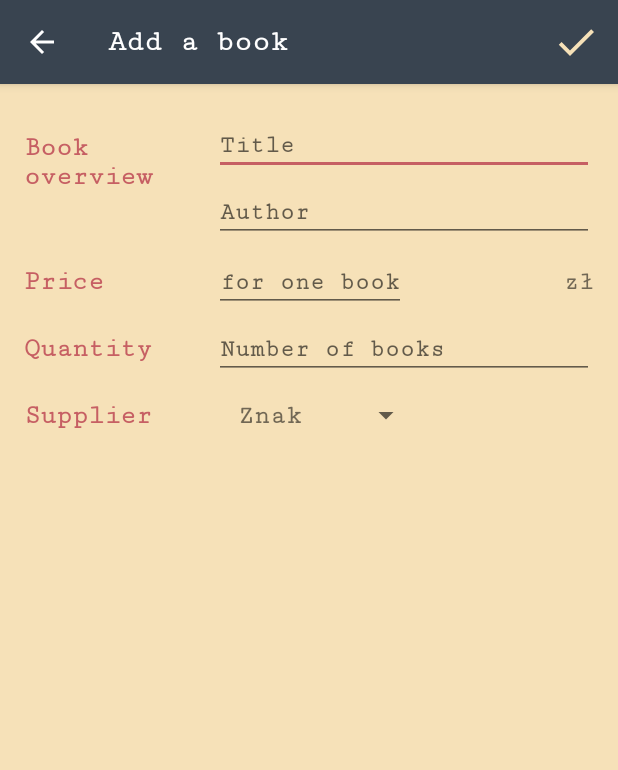
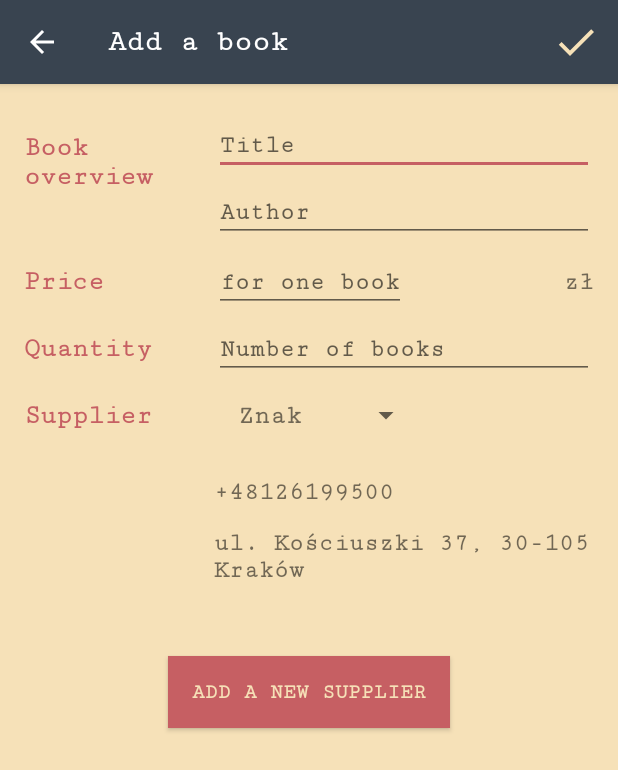
Before and after one commit to eovka/BookInventory, an Android app: the screen it shows after launch (BooksEditor), in the options menu, after a tap on "Add a book", on a phone screen of 412 x 824 dp. Shown: the top 770 px of the screen. Run offline under Robolectric (Android 15) with nearby library versions, the phone set to English and light mode, and no system bars; our stand-ins replace data binding.

Commit message:
Phone and address added to book from other table; default price and quantity

```diff
--- a/app/src/main/java/pl/pisze_czytam/bookinventory/BooksEditor.java
+++ b/app/src/main/java/pl/pisze_czytam/bookinventory/BooksEditor.java
@@ -1,6 +1,7 @@
 package pl.pisze_czytam.bookinventory;
 
 import android.content.ContentValues;
+import android.content.Intent;
 import android.database.Cursor;
 import android.database.sqlite.SQLiteDatabase;
 import android.databinding.DataBindingUtil;
@@ -22,6 +23,10 @@ import pl.pisze_czytam.bookinventory.databinding.BooksEditorBinding;
 public class BooksEditor extends AppCompatActivity {
     BooksEditorBinding bind;
     private String supplier = BookEntry.SUPPLIER_UNKNOWN;
+    private String telephone = BookEntry.PHONE_UNKNOWN;
+    private String address = BookEntry.ADDRESS_UNKNOWN;
+    private double bookPrice = BookEntry.PRICE_DEFAULT;
+    private int bookNumber = BookEntry.NUMBER_DEFAULT;
 
     @Override
     protected void onCreate(Bundle savedInstanceState) {
@@ -29,26 +34,44 @@ public class BooksEditor extends AppCompatActivity {
         bind = DataBindingUtil.setContentView(this, R.layout.books_editor);
 
         setupSpinner();
+
+        bind.buttonAdd.setOnClickListener(new View.OnClickListener() {
+            @Override
+            public void onClick(View v) {
+                startActivity(new Intent(BooksEditor.this, SupplierEditor.class));
+            }
+        });
     }
 
     private void setupSpinner() {
         BookstoreDbHelper dbHelper = new BookstoreDbHelper(this);
         SQLiteDatabase db = dbHelper.getReadableDatabase();
-        String[] projection = { SupplierEntry.COLUMN_NAME };
+        String[] projection = { SupplierEntry.COLUMN_NAME, SupplierEntry.COLUMN_PHONE, SupplierEntry.COLUMN_ADDRESS };
         Cursor suppliersCursor = db.query(SupplierEntry.TABLE_NAME, projection, null, null,
                 null, null, SupplierEntry.COLUMN_NAME +" ASC");
 
         int nameColumnIndex = suppliersCursor.getColumnIndex(SupplierEntry.COLUMN_NAME);
+        int phoneColumnIndex = suppliersCursor.getColumnIndex(SupplierEntry.COLUMN_PHONE);
+        int addressColumnIndex = suppliersCursor.getColumnIndex(SupplierEntry.COLUMN_ADDRESS);
 
         ArrayList<String> suppliersNames = new ArrayList<>();
+        final ArrayList<String> suppliersPhones = new ArrayList<>();
+        final ArrayList<String> suppliersAddresses = new ArrayList<>();
         while (suppliersCursor.moveToNext()) {
+            //TODO: simplify to three lines
             String currentName = suppliersCursor.getString(nameColumnIndex);
             suppliersNames.add(currentName);
+            String currentPhone = suppliersCursor.getString(phoneColumnIndex);
+            suppliersPhones.add(currentPhone);
+            String currentAddress = suppliersCursor.getString(addressColumnIndex);
+            suppliersAddresses.add(currentAddress);
         }
         suppliersCursor.close();
 
         if (suppliersNames.isEmpty()) {
             bind.spinnerSuppliers.setVisibility(View.GONE);
+            bind.suppliersPhone.setVisibility(View.GONE);
+            bind.supplierAddress.setVisibility(View.GONE);
             bind.noSuppliersText.setVisibility(View.VISIBLE);
             bind.noSuppliersText.setText(R.string.no_suppliers);
         } else {
@@ -58,11 +81,17 @@ public class BooksEditor extends AppCompatActivity {
                 @Override
                 public void onItemSelected(AdapterView<?> parent, View view, int position, long id) {
                     supplier = (String) parent.getItemAtPosition(position);
+                    telephone = suppliersPhones.get(position);
+                    bind.suppliersPhone.setText(telephone);
+                    address = suppliersAddresses.get(position);
+                    bind.supplierAddress.setText(address);
                 }
 
                 @Override
                 public void onNothingSelected(AdapterView<?> parent) {
                     supplier = BookEntry.SUPPLIER_UNKNOWN;
+                    telephone = BookEntry.PHONE_UNKNOWN;
+                    address = BookEntry.ADDRESS_UNKNOWN;
                 }
             });
         }
@@ -88,17 +117,25 @@ public class BooksEditor extends AppCompatActivity {
     public void insertBook() {
         String title = bind.bookTitle.getText().toString().trim();
         String author = bind.bookAuthor.getText().toString().trim();
-        double price = Double.parseDouble(bind.bookPrice.getText().toString().trim());
-        int quantity = Integer.parseInt(bind.booksNumber.getText().toString().trim());
+        String priceText = bind.bookPrice.getText().toString().trim();
+        String numberText = bind.booksNumber.getText().toString().trim();
+        if (!priceText.isEmpty()) {
+            bookPrice = Double.parseDouble(priceText);
+        }
+        if (!numberText.isEmpty()) {
+            bookNumber = Integer.parseInt(numberText);
+        }
 
         BookstoreDbHelper dbHelper = new BookstoreDbHelper(this);
         SQLiteDatabase db = dbHelper.getWritableDatabase();
         ContentValues contentValues = new ContentValues();
         contentValues.put(BookEntry.COLUMN_TITLE, title);
         contentValues.put(BookEntry.COLUMN_AUTHOR, author);
-        contentValues.put(BookEntry.COLUMN_PRICE, price);
-        contentValues.put(BookEntry.COLUMN_QUANTITY, quantity);
+        contentValues.put(BookEntry.COLUMN_PRICE, bookNumber);
+        contentValues.put(BookEntry.COLUMN_QUANTITY, bookPrice);
         contentValues.put(BookEntry.COLUMN_SUPPLIER, supplier);
+        contentValues.put(BookEntry.COLUMN_SUP_PHONE, telephone);
+        contentValues.put(BookEntry.COLUMN_SUP_ADDRESS, address);
 
         long newRowId = db.insert(BookEntry.TABLE_NAME, null, contentValues);
         if (newRowId == -1) {
@@ -107,4 +144,11 @@ public class BooksEditor extends AppCompatActivity {
             Toast.makeText(this,  getString(R.string.book_saved) + newRowId, Toast.LENGTH_SHORT).show();
         }
     }
+
+    // To refresh spinner after pressing button "add a supplier" and coming back to "add a book".
+    @Override
+    protected void onResume() {
+        setupSpinner();
+        super.onResume();
+    }
 }
--- a/app/src/main/java/pl/pisze_czytam/bookinventory/CatalogActivity.java
+++ b/app/src/main/java/pl/pisze_czytam/bookinventory/CatalogActivity.java
@@ -40,7 +40,8 @@ public class CatalogActivity extends AppCompatActivity {
     public void displayDatabaseInfo() {
         SQLiteDatabase database = databaseHelper.getReadableDatabase();
         String[] bookProjection = {BookEntry.ID, BookEntry.COLUMN_TITLE, BookEntry.COLUMN_AUTHOR,
-                BookEntry.COLUMN_PRICE, BookEntry.COLUMN_QUANTITY, BookEntry.COLUMN_SUPPLIER};
+                BookEntry.COLUMN_PRICE, BookEntry.COLUMN_QUANTITY, BookEntry.COLUMN_SUPPLIER,
+                BookEntry.COLUMN_SUP_PHONE, BookEntry.COLUMN_SUP_ADDRESS};
         Cursor bookCursor = database.query(BookEntry.TABLE_NAME, bookProjection, null,
                 null, null, null, null);
 
@@ -56,7 +57,9 @@ public class CatalogActivity extends AppCompatActivity {
                     + " - " + BookEntry.COLUMN_AUTHOR
                     + " - " + BookEntry.COLUMN_PRICE
                     + " - " + BookEntry.COLUMN_QUANTITY
-                    + " - " + BookEntry.COLUMN_SUPPLIER + "\n");
+                    + " - " + BookEntry.COLUMN_SUPPLIER
+                    + " - " + BookEntry.COLUMN_SUP_PHONE
+                    + " - " + BookEntry.COLUMN_SUP_ADDRESS +"\n");
 
             int idColumnIndex = bookCursor.getColumnIndex(BookEntry.ID);
             int titleColumnIndex = bookCursor.getColumnIndex(BookEntry.COLUMN_TITLE);
@@ -64,6 +67,8 @@ public class CatalogActivity extends AppCompatActivity {
             int priceColumnIndex = bookCursor.getColumnIndex(BookEntry.COLUMN_PRICE);
             int quantityColumnIndex = bookCursor.getColumnIndex(BookEntry.COLUMN_QUANTITY);
             int supplierColumnIndex = bookCursor.getColumnIndex(BookEntry.COLUMN_SUPPLIER);
+            int teleColumnIndex = bookCursor.getColumnIndex(BookEntry.COLUMN_SUP_PHONE);
+            int supAddressColumnIndex = bookCursor.getColumnIndex(BookEntry.COLUMN_SUP_ADDRESS);
 
             while (bookCursor.moveToNext()) {
                 int currentId = bookCursor.getInt(idColumnIndex);
@@ -72,8 +77,11 @@ public class CatalogActivity extends AppCompatActivity {
                 double currentPrice = bookCursor.getDouble(priceColumnIndex);
                 int currentQuantity = bookCursor.getInt(quantityColumnIndex);
                 String currentSupplier = bookCursor.getString(supplierColumnIndex);
+                String currentTele = bookCursor.getString(teleColumnIndex);
+                String currentSupAddress = bookCursor.getString(supAddressColumnIndex);
                 booksTextView.append("\n" + currentId + " - " + currentTitle + " - " + currentAuthor
-                        + " - " + currentPrice + " - " + currentQuantity + " - " + currentSupplier);
+                        + " - " + currentPrice + " - " + currentQuantity + " - " + currentSupplier
+                        +" - " + currentTele +" - " + currentSupAddress);
             }
             booksTextView.append("\n\n\nThe suppliers table contains " + supplierCursor.getCount() + " names.\n\n");
             booksTextView.append(SupplierEntry.ID + " - " + SupplierEntry.COLUMN_NAME
@@ -137,6 +145,8 @@ public class CatalogActivity extends AppCompatActivity {
         values.put(BookEntry.COLUMN_PRICE, 59.99);
         values.put(BookEntry.COLUMN_QUANTITY, 7);
         values.put(BookEntry.COLUMN_SUPPLIER, "Znak");
+        values.put(BookEntry.COLUMN_SUP_PHONE, "+48126199500");
+        values.put(BookEntry.COLUMN_SUP_ADDRESS, "ul. Kościuszki 37, 30-105 Kraków");
         db.insert(BookEntry.TABLE_NAME, null, values);
     }
 
--- a/app/src/main/java/pl/pisze_czytam/bookinventory/data/BookstoreDbHelper.java
+++ b/app/src/main/java/pl/pisze_czytam/bookinventory/data/BookstoreDbHelper.java
@@ -25,9 +25,11 @@ public class BookstoreDbHelper extends SQLiteOpenHelper {
                 + BookEntry.ID + INTEGER_TYPE + " PRIMARY KEY" + " AUTOINCREMENT" + COMMA_SEP
                 + BookEntry.COLUMN_TITLE + TEXT_TYPE + " NOT NULL" + COMMA_SEP
                 + BookEntry.COLUMN_AUTHOR + TEXT_TYPE + COMMA_SEP
-                + BookEntry.COLUMN_PRICE + REAL_TYPE + COMMA_SEP
-                + BookEntry.COLUMN_QUANTITY + INTEGER_TYPE + COMMA_SEP
-                + BookEntry.COLUMN_SUPPLIER + TEXT_TYPE + " NOT NULL" + ");";
+                + BookEntry.COLUMN_PRICE + REAL_TYPE + " DEFAULT 0" + COMMA_SEP
+                + BookEntry.COLUMN_QUANTITY + INTEGER_TYPE + " DEFAULT 0" + COMMA_SEP
+                + BookEntry.COLUMN_SUPPLIER + TEXT_TYPE + " NOT NULL" + COMMA_SEP
+                + BookEntry.COLUMN_SUP_PHONE + TEXT_TYPE + " NOT NULL" + COMMA_SEP
+                + BookEntry.COLUMN_SUP_ADDRESS + TEXT_TYPE + ");";
 
         String SQL_CREATE_SUPPLIERS = "CREATE TABLE " + SupplierEntry.TABLE_NAME + " ("
                 + SupplierEntry.ID + INTEGER_TYPE + " PRIMARY KEY" + " AUTOINCREMENT" + COMMA_SEP
--- a/app/src/main/res/layout/books_editor.xml
+++ b/app/src/main/res/layout/books_editor.xml
@@ -118,7 +118,34 @@
                     android:layout_width="match_parent"
                     android:layout_height="match_parent"
                     android:visibility="gone" />
+
+                <TextView
+                    android:id="@+id/suppliers_phone"
+                    style="@style/EditorInserts"
+                    android:layout_width="match_parent"
+                    android:layout_height="wrap_content"
+                    android:hint="@string/phone" />
+
+                <TextView
+                    android:id="@+id/supplier_address"
+                    style="@style/EditorInserts"
+                    android:layout_width="match_parent"
+                    android:layout_height="wrap_content"
+                    android:hint="@string/address" />
             </LinearLayout>
         </LinearLayout>
+
+        <Button
+            android:id="@+id/button_add"
+            android:layout_width="wrap_content"
+            android:layout_height="wrap_content"
+            android:layout_gravity="center_horizontal"
+            android:layout_margin="@dimen/button_margin"
+            android:background="@color/colorAccent"
+            android:fontFamily="serif-monospace"
+            android:padding="@dimen/standard_padding"
+            android:text="@string/add_new_sup"
+            android:textColor="@color/colorBackground"
+            android:textStyle="bold" />
     </LinearLayout>
 </layout>
--- a/app/src/main/res/values/dimens.xml
+++ b/app/src/main/res/values/dimens.xml
@@ -5,4 +5,5 @@
     <dimen name="title_text">20sp</dimen>
     <dimen name="standard_padding">16dp</dimen>
     <dimen name="double_padding">32dp</dimen>
+    <dimen name="button_margin">48dp</dimen>
 </resources>
--- a/app/src/main/res/values/strings.xml
+++ b/app/src/main/res/values/strings.xml
@@ -23,6 +23,7 @@
     <string name="book_saved">Book saved with id: </string>
     <string name="supplier">Supplier</string>
     <string name="no_suppliers">No suppliers on the list. Add some first.</string>
+    <string name="add_new_sup">Add a new supplier</string>
     <string name="dummy_name">New supplier\'s name</string>
     <string name="address">Address</string>
     <string name="dummy_address">ul. Gadających Drzew 12, 56–879 Strzegom</string>
```
Also changed, not shown: app/src/main/java/pl/pisze_czytam/bookinventory/data/BookContract.java (+7 -0 lines).
